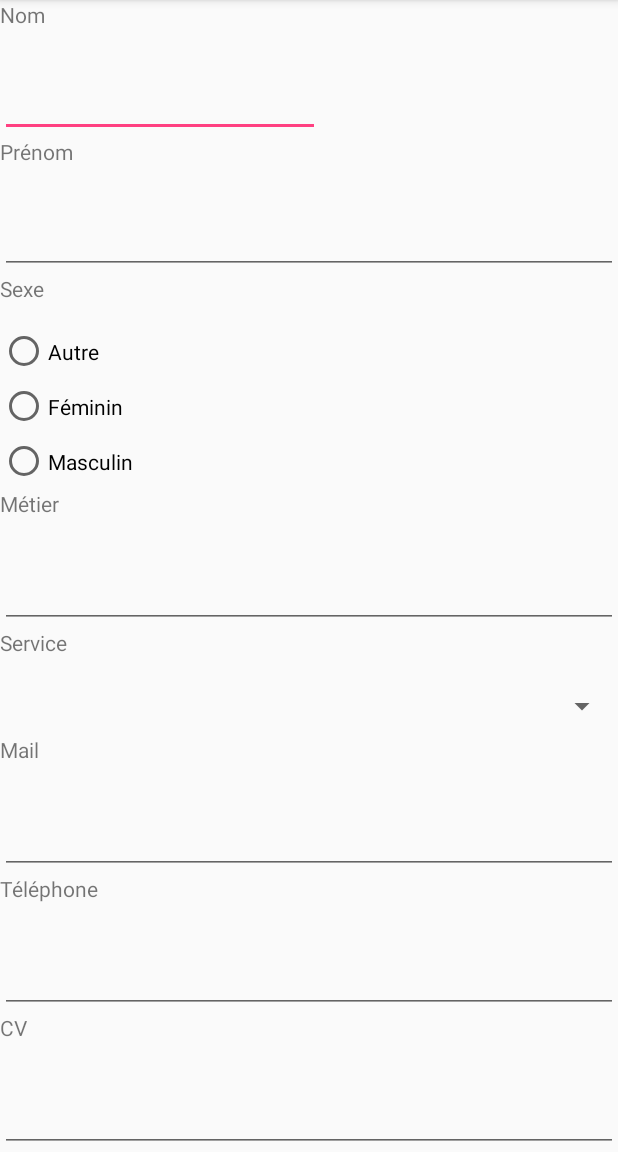
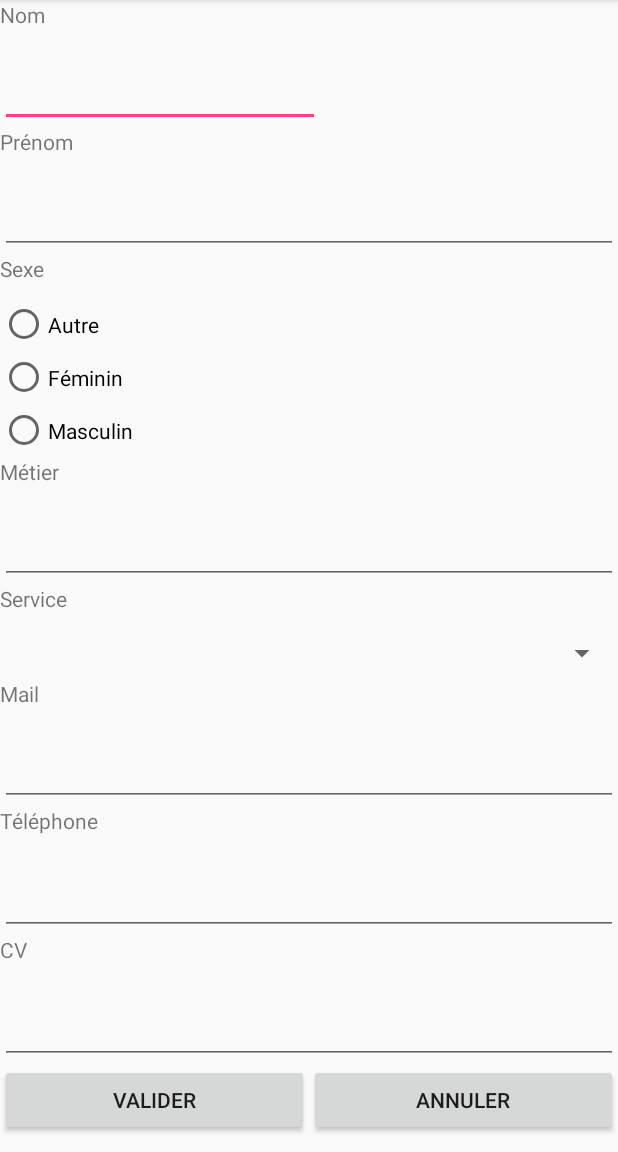
Before and after one commit to Saryx11/Projet-Final, an Android app: the AjoutActivity screen opened directly, with no data from a screen before it, on a phone screen of 412 x 824 dp, the part 84-1236 px from its top. Run offline under Robolectric (Android 15) with nearby library versions, the phone set to English and light mode, and no system bars.

Commit message:
valider et annuler add

```diff
--- a/app/src/main/res/layout/activity_ajout.xml
+++ b/app/src/main/res/layout/activity_ajout.xml
@@ -141,4 +141,25 @@
         android:layout_weight="1"
         android:ems="10"
         android:inputType="textMultiLine" />
+
+    <LinearLayout
+        android:layout_width="match_parent"
+        android:layout_height="wrap_content"
+        android:layout_weight="1"
+        android:orientation="horizontal">
+
+        <Button
+            android:id="@+id/valider"
+            android:layout_width="wrap_content"
+            android:layout_height="wrap_content"
+            android:layout_weight="1"
+            android:text="Valider" />
+
+        <Button
+            android:id="@+id/annuler"
+            android:layout_width="wrap_content"
+            android:layout_height="wrap_content"
+            android:layout_weight="1"
+            android:text="Annuler" />
+    </LinearLayout>
 </LinearLayout>
```
